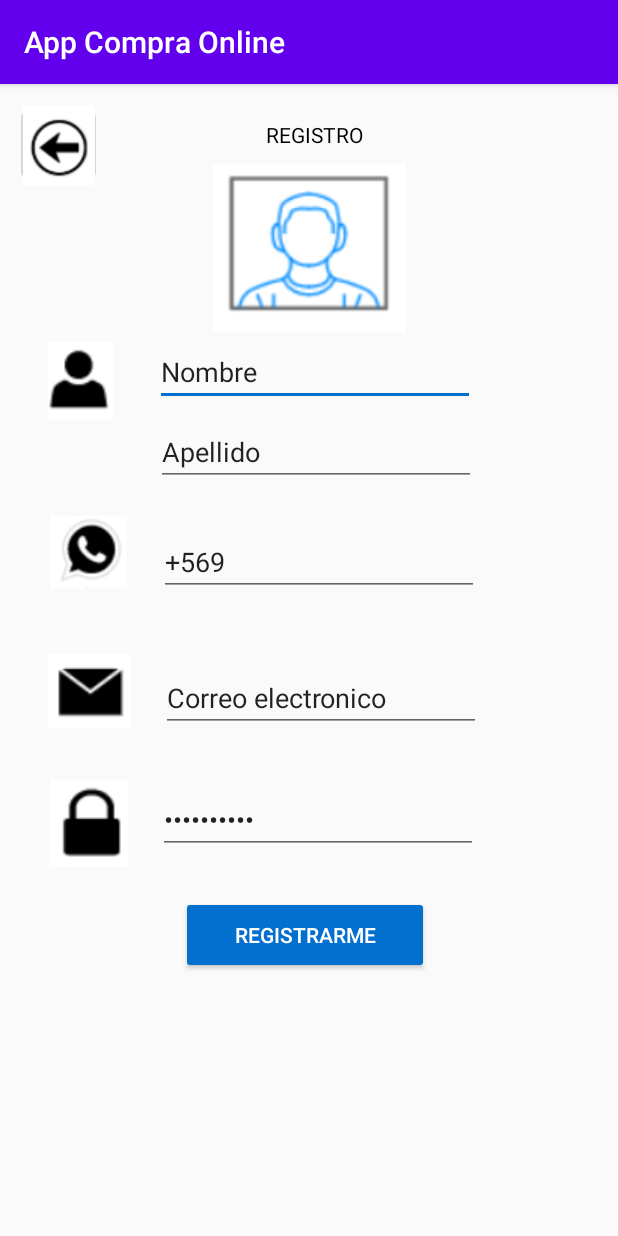
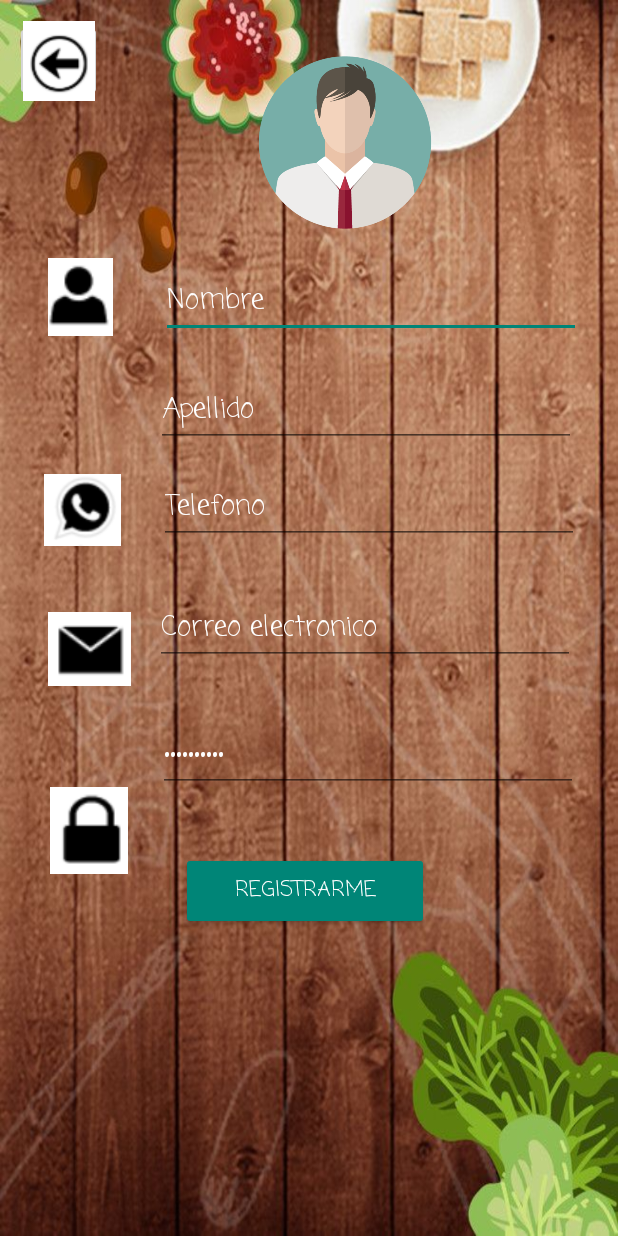
Before and after one commit to DanielGit-bit/Repo_App, an Android app: the registrarse_Activity screen opened directly, with no data from a screen before it, on a phone screen of 412 x 824 dp. Run offline under Robolectric (Android 15) with nearby library versions, the light colour scheme and no system bars.

Commit message:
Nuevas Interfaces

```diff
--- a/app/src/main/AndroidManifest.xml
+++ b/app/src/main/AndroidManifest.xml
@@ -10,7 +10,7 @@
         android:label="@string/app_name"
         android:roundIcon="@mipmap/ic_launcher_round"
         android:supportsRtl="true"
-        android:theme="@style/AppTheme">
+        android:theme="@style/Theme.AppCompat.Light.NoActionBar">
         <activity android:name=".menu_logeadoActivity"></activity>
         <activity android:name=".carrito_comprasActivity" />
         <activity android:name=".agregar_metodo_pagoActivity" />
--- a/app/src/main/res/layout/activity_registrarse_.xml
+++ b/app/src/main/res/layout/activity_registrarse_.xml
@@ -4,25 +4,8 @@
     xmlns:tools="http://schemas.android.com/tools"
     android:layout_width="match_parent"
     android:layout_height="match_parent"
+    android:background="@drawable/fondo"
     tools:context=".registrarse_Activity">
-
-    <ImageView
-        android:id="@+id/imageView4"
-        android:layout_width="131dp"
-        android:layout_height="112dp"
-        android:layout_marginStart="148dp"
-        android:layout_marginLeft="148dp"
-        android:layout_marginTop="53dp"
-        android:layout_marginEnd="149dp"
-        android:layout_marginRight="149dp"
-        android:layout_marginBottom="579dp"
-        app:layout_constraintBottom_toBottomOf="parent"
-        app:layout_constraintEnd_toEndOf="parent"
-        app:layout_constraintHorizontal_bias="0.47"
-        app:layout_constraintStart_toStartOf="parent"
-        app:layout_constraintTop_toTopOf="parent"
-        app:layout_constraintVertical_bias="0.0"
-        app:srcCompat="@drawable/logo_login" />
 
     <ImageView
         android:id="@+id/imageView5"
@@ -39,12 +22,14 @@
         android:id="@+id/Nombre_txt"
         android:layout_width="wrap_content"
         android:layout_height="wrap_content"
-        android:layout_marginStart="28dp"
-        android:layout_marginLeft="28dp"
-        android:layout_marginTop="4dp"
+        android:layout_marginStart="32dp"
+        android:layout_marginLeft="32dp"
+        android:layout_marginTop="18dp"
         android:ems="10"
+        android:fontFamily="casual"
         android:inputType="textPersonName"
         android:text="Nombre"
+        android:textColor="@color/design_default_color_background"
         app:layout_constraintStart_toEndOf="@+id/imageView5"
         app:layout_constraintTop_toBottomOf="@+id/imageView4" />
 
@@ -54,10 +39,13 @@
         android:layout_height="wrap_content"
         android:layout_marginStart="104dp"
         android:layout_marginLeft="104dp"
-        android:layout_marginTop="8dp"
+        android:layout_marginTop="24dp"
         android:ems="10"
+        android:fontFamily="casual"
         android:inputType="textPersonName"
         android:text="Apellido"
+        android:textColor="@color/design_default_color_background"
+        android:textColorHighlight="@color/design_default_color_secondary_variant"
         app:layout_constraintStart_toStartOf="parent"
         app:layout_constraintTop_toBottomOf="@+id/Nombre_txt" />
 
@@ -65,9 +53,9 @@
         android:id="@+id/imageView7"
         android:layout_width="54dp"
         android:layout_height="48dp"
-        android:layout_marginStart="32dp"
-        android:layout_marginLeft="32dp"
-        android:layout_marginTop="64dp"
+        android:layout_marginStart="28dp"
+        android:layout_marginLeft="28dp"
+        android:layout_marginTop="92dp"
         app:layout_constraintStart_toStartOf="parent"
         app:layout_constraintTop_toBottomOf="@+id/imageView5"
         app:srcCompat="@drawable/telefono" />
@@ -76,12 +64,14 @@
         android:id="@+id/Telefono.txt"
         android:layout_width="wrap_content"
         android:layout_height="wrap_content"
-        android:layout_marginStart="20dp"
-        android:layout_marginLeft="20dp"
-        android:layout_marginTop="28dp"
+        android:layout_marginStart="24dp"
+        android:layout_marginLeft="24dp"
+        android:layout_marginTop="16dp"
         android:ems="10"
+        android:fontFamily="casual"
         android:inputType="phone"
-        android:text="+569"
+        android:text="Telefono"
+        android:textColor="@color/design_default_color_background"
         app:layout_constraintStart_toEndOf="@+id/imageView7"
         app:layout_constraintTop_toBottomOf="@+id/Apellido.txt" />
 
@@ -100,12 +90,14 @@
         android:id="@+id/Correo_txt"
         android:layout_width="wrap_content"
         android:layout_height="wrap_content"
-        android:layout_marginStart="20dp"
-        android:layout_marginLeft="20dp"
-        android:layout_marginTop="45dp"
+        android:layout_marginStart="16dp"
+        android:layout_marginLeft="16dp"
+        android:layout_marginTop="32dp"
         android:ems="10"
+        android:fontFamily="casual"
         android:inputType="textEmailAddress"
         android:text="Correo electronico"
+        android:textColor="@color/design_default_color_background"
         app:layout_constraintStart_toEndOf="@+id/imageView6"
         app:layout_constraintTop_toBottomOf="@+id/Telefono.txt" />
 
@@ -117,8 +109,10 @@
         android:layout_marginLeft="20dp"
         android:layout_marginTop="36dp"
         android:ems="10"
+        android:fontFamily="casual"
         android:inputType="textPassword"
         android:text="Contraseña"
+        android:textColor="@color/design_default_color_background"
         app:layout_constraintStart_toEndOf="@+id/imageView10"
         app:layout_constraintTop_toBottomOf="@+id/Correo_txt" />
 
@@ -136,7 +130,7 @@
         app:layout_constraintEnd_toStartOf="@+id/Contraseña_txt"
         app:layout_constraintStart_toStartOf="parent"
         app:layout_constraintTop_toBottomOf="@+id/imageView6"
-        app:layout_constraintVertical_bias="0.155"
+        app:layout_constraintVertical_bias="0.36"
         app:srcCompat="@drawable/contrasena" />
 
     <Button
@@ -146,12 +140,14 @@
         android:layout_height="52dp"
         android:layout_marginStart="120dp"
         android:layout_marginLeft="120dp"
-        android:layout_marginTop="28dp"
+        android:layout_marginTop="40dp"
         android:layout_marginEnd="126dp"
         android:layout_marginRight="126dp"
+        android:fontFamily="casual"
         android:onClick="onclick"
         android:text="Registrarme"
         app:layout_constraintEnd_toEndOf="parent"
+        app:layout_constraintHorizontal_bias="1.0"
         app:layout_constraintStart_toStartOf="parent"
         app:layout_constraintTop_toBottomOf="@+id/Contraseña_txt" />
 
@@ -162,31 +158,26 @@
         android:layout_marginStart="10dp"
         android:layout_marginLeft="10dp"
         android:layout_marginTop="14dp"
-        android:layout_marginEnd="99dp"
-        android:layout_marginRight="99dp"
         android:layout_marginBottom="114dp"
         android:onClick="onclick"
         app:layout_constraintBottom_toTopOf="@+id/imageView5"
-        app:layout_constraintEnd_toStartOf="@+id/imageView4"
-        app:layout_constraintHorizontal_bias="0.0"
         app:layout_constraintStart_toStartOf="parent"
         app:layout_constraintTop_toTopOf="parent"
         app:layout_constraintVertical_bias="0.0"
         app:srcCompat="@drawable/boton_regresar" />
 
-    <TextView
-        android:layout_width="wrap_content"
-        android:layout_height="wrap_content"
-        android:layout_marginStart="117dp"
-        android:layout_marginLeft="117dp"
-        android:layout_marginTop="24dp"
-        android:layout_marginEnd="170dp"
-        android:layout_marginRight="170dp"
-        android:text="REGISTRO"
-        android:textColor="@android:color/background_dark"
+    <ImageView
+        android:id="@+id/imageView4"
+        android:layout_width="177dp"
+        android:layout_height="127dp"
+        android:layout_marginStart="73dp"
+        android:layout_marginLeft="73dp"
+        android:layout_marginTop="31dp"
+        android:layout_marginEnd="93dp"
+        android:layout_marginRight="93dp"
         app:layout_constraintEnd_toEndOf="parent"
-        app:layout_constraintHorizontal_bias="1.0"
         app:layout_constraintStart_toEndOf="@+id/imagen_btn_regresarR"
-        app:layout_constraintTop_toTopOf="parent" />
+        app:layout_constraintTop_toTopOf="parent"
+        app:srcCompat="@drawable/usuariott" />
 
 </androidx.constraintlayout.widget.ConstraintLayout>
--- a/app/src/main/res/values/styles.xml
+++ b/app/src/main/res/values/styles.xml
@@ -5,7 +5,7 @@
         <!-- Customize your theme here. -->
         <item name="colorPrimary">@color/colorPrimary</item>
         <item name="colorPrimaryDark">@color/colorPrimaryDark</item>
-        <item name="colorAccent">@color/colorAccent</item>
+        <item name="colorAccent">#009688</item>
     </style>
 
 </resources>
--- /dev/null
+++ b/settings.gradle
@@ -0,0 +1,2 @@
+rootProject.name='App Compra Online'
+include ':app'
```
Also changed, not shown: app/src/main/res/layout/activity_login.xml (+31 -37 lines), app/src/main/res/layout/activity_main.xml (+27 -16 lines), app/src/main/res/layout/activity_menu_logeado.xml (+7 -6 lines), app/src/main/res/layout/activity_tiendas.xml (+16 -13 lines), build.gradle (added, +29 -0 lines), gradle.properties (added, +19 -0 lines), app/src/main/res/drawable/delivery.jpg (deleted), app/src/main/res/drawable/fondo.jpg (added), app/src/main/res/drawable/usuariott.png (added), app/src/main/res/drawable/w.jpg (added), gradle/wrapper/gradle-wrapper.properties (added), 4 other files.
